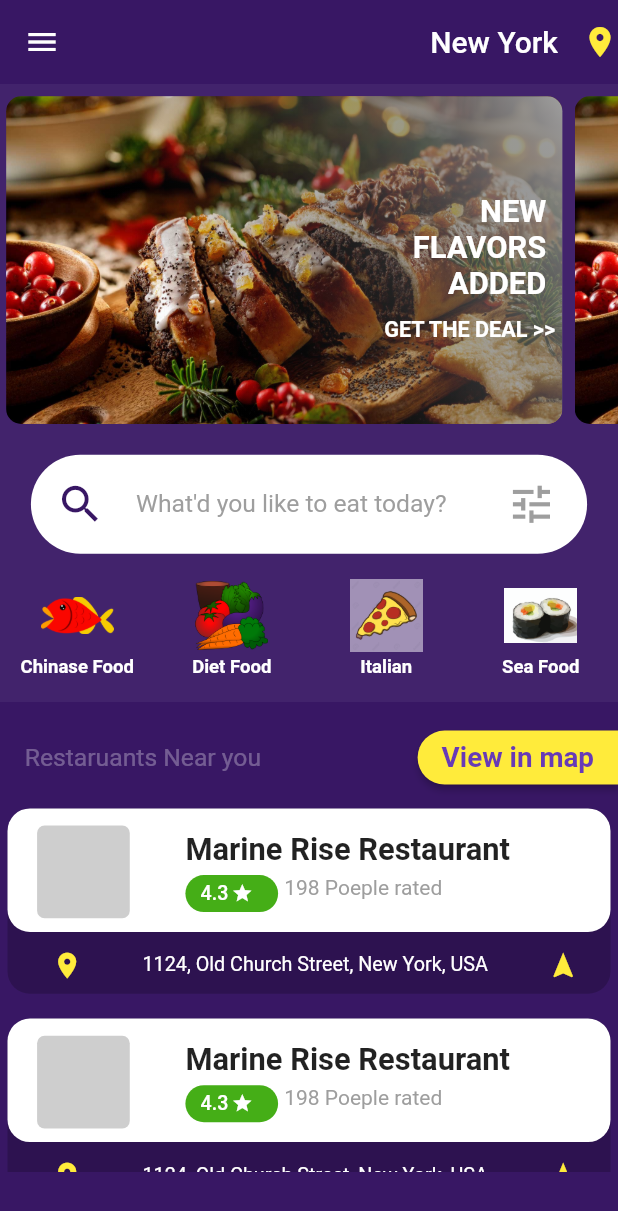
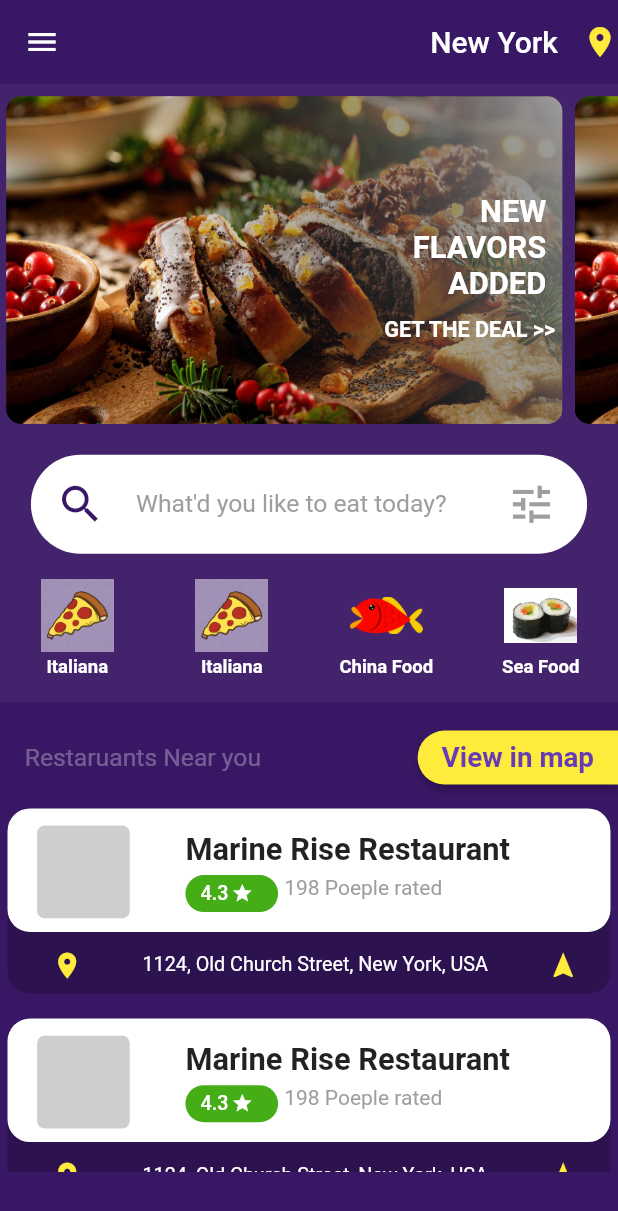
Before and after one commit to Facundo14/app_delivery, a Flutter app: the screen it shows after launch, after a tap on "Forgot?", on a phone screen of 412 x 824 dp. Shown: the top 1211 px of the screen. Run offline on Flutter 3.47's test engine with Material 2 defaults, Android fonts, the phone set to English and light mode, and no system bars; our stand-ins replace animate_do, bloc, flutter_bloc, font_awesome_flutter, google_maps_flutter; network calls fail.

Commit message:
Implementando Bloc

```diff
--- a/lib/data/bloc/platos/platos_bloc.dart
+++ b/lib/data/bloc/platos/platos_bloc.dart
@@ -16,7 +16,7 @@ final PlatoModel plato1 = new PlatoModel(
   estado: 'activo',
   fechaHora: '25/05/2020',
   image: 'https://image.freepik.com/free-photo/fried-chicken-with-french-fries-nuggets-meal_1339-78221.jpg',
-  imagenDispositivo: 'assets/img1.png',
+  imagenDispositivo: 'assets/category/pizza.png',
   observaciones: 'Tomate (1), Queso (200gm)',
   peso: '1Kg',
   precio: '15.00',
@@ -24,14 +24,59 @@ final PlatoModel plato1 = new PlatoModel(
   tamano: '30cm',
 );
 final PlatoModel plato2 = new PlatoModel(
-  id: '1',
+  id: '2',
   calificador: '5',
   categoria: 'Italiana',
   descripcion: 'Pizza',
   estado: 'activo',
   fechaHora: '25/05/2020',
   image: 'https://image.freepik.com/free-photo/fried-chicken-with-french-fries-nuggets-meal_1339-78221.jpg',
-  imagenDispositivo: 'assets/img1.png',
+  imagenDispositivo: 'assets/category/pizza.png',
+  observaciones: 'Tomate (1), Queso (200gm)',
+  peso: '1Kg',
+  precio: '15.00',
+  subCategoria: 'Pizza',
+  tamano: '30cm',
+);
+final PlatoModel plato3 = new PlatoModel(
+  id: '3',
+  calificador: '5',
+  categoria: 'China Food',
+  descripcion: 'Pizza',
+  estado: 'activo',
+  fechaHora: '25/05/2020',
+  image: 'https://image.freepik.com/free-photo/fried-chicken-with-french-fries-nuggets-meal_1339-78221.jpg',
+  imagenDispositivo: 'assets/category/pez.png',
+  observaciones: 'Tomate (1), Queso (200gm)',
+  peso: '1Kg',
+  precio: '15.00',
+  subCategoria: 'Pizza',
+  tamano: '30cm',
+);
+final PlatoModel plato4 = new PlatoModel(
+  id: '4',
+  calificador: '5',
+  categoria: 'Sea Food',
+  descripcion: 'Pizza',
+  estado: 'activo',
+  fechaHora: '25/05/2020',
+  image: 'https://image.freepik.com/free-photo/fried-chicken-with-french-fries-nuggets-meal_1339-78221.jpg',
+  imagenDispositivo: 'assets/category/sushi.png',
+  observaciones: 'Tomate (1), Queso (200gm)',
+  peso: '1Kg',
+  precio: '15.00',
+  subCategoria: 'Pizza',
+  tamano: '30cm',
+);
+final PlatoModel plato5 = new PlatoModel(
+  id: '5',
+  calificador: '5',
+  categoria: 'Diet Food',
+  descripcion: 'Pizza',
+  estado: 'activo',
+  fechaHora: '25/05/2020',
+  image: 'https://image.freepik.com/free-photo/fried-chicken-with-french-fries-nuggets-meal_1339-78221.jpg',
+  imagenDispositivo: 'assets/category/vegetales.png',
   observaciones: 'Tomate (1), Queso (200gm)',
   peso: '1Kg',
   precio: '15.00',
@@ -48,8 +93,13 @@ class PlatosBloc extends Bloc<PlatosEvent, PlatosState> {
   ) async* {
     if (event is OnObtienePlatos) {
       yield state.copyWith(isWorking: true, accion: 'OnObtienePlatos');
-      Future.delayed(Duration(seconds: 1));
+      Future.delayed(Duration(seconds: 5));
       final List<PlatoModel> lista = [];
+      lista.add(plato1);
+      lista.add(plato2);
+      lista.add(plato3);
+      lista.add(plato4);
+      lista.add(plato5);
       yield state.copyWith(isWorking: false, lstPlatos: lista);
     } else if (event is OnEstablecePlatoSeleccionado) {
       yield state.copyWith(isWorking: true, accion: 'OnEstablecePlatoSeleccionado');
@@ -57,6 +107,17 @@ class PlatosBloc extends Bloc<PlatosEvent, PlatosState> {
         final plato = state.lstPlatos.firstWhere((element) => (element.id == event.id));
         yield state.copyWith(isWorking: false, plato: plato);
       }
+    } else if (event is OnObtieneCategorias) {
+      yield state.copyWith(isWorking: true, accion: 'OnObtieneCategoria');
+      Future.delayed(Duration(seconds: 1));
+      List<PlatoModel> lista = [];
+      lista.addAll([plato1, plato2, plato3, plato4, plato5]);
+      List<PlatoModel> categorias = [];
+      lista.forEach((element) {
+        categorias.add(element);
+      });
+
+      yield state.copyWith(isWorking: false, lstCategorias: categorias);
     }
   }
 }
--- a/lib/data/bloc/platos/platos_event.dart
+++ b/lib/data/bloc/platos/platos_event.dart
@@ -4,8 +4,11 @@ part of 'platos_bloc.dart';
 abstract class PlatosEvent {}
 
 class OnObtienePlatos extends PlatosEvent {
+  OnObtienePlatos();
+}
 
-  OnObtienePlatos();
+class OnObtieneCategorias extends PlatosEvent {
+  OnObtieneCategorias();
 }
 
 class OnEstablecePlatoSeleccionado extends PlatosEvent {
--- a/lib/main.dart
+++ b/lib/main.dart
@@ -1,13 +1,22 @@
 import 'package:app_delivery/pages/pages.dart';
 import 'package:app_delivery/pages/resto_list_page.dart';
 import 'package:flutter/material.dart';
+import 'package:flutter_bloc/flutter_bloc.dart';
+
+import 'data/bloc/platos/platos_bloc.dart';
 
 void main() => runApp(MyApp());
 
 class MyApp extends StatelessWidget {
   @override
   Widget build(BuildContext context) {
-    return MaterialApp(
+    return MultiBlocProvider(
+      providers: [
+        BlocProvider(
+          create: (context) => PlatosBloc(),
+        )
+      ],
+      child: MaterialApp(
         debugShowCheckedModeBanner: false,
         title: 'Material App',
         initialRoute: 'login',
@@ -26,8 +35,10 @@ class MyApp extends StatelessWidget {
           'orderInfo': (_) => OrderInfoPage(),
           'restoList': (_) => RestoListPage(),
           'restoInfo': (_) => RestoInfoPage(),
+          'background': (_) => BackgroundPage(),
         },
         home: HomePage(),
+      ),
     );
   }
 }
--- a/lib/pages/address_page.dart
+++ b/lib/pages/address_page.dart
@@ -25,9 +25,9 @@ class AddressPage extends StatelessWidget {
           children: [
             _Direcciones(),
             Positioned(top: size.height * 0.55, child: _AgregarNuevaDire()),
-            Positioned(top: size.height * 0.72, child: _Ticket()),
+            Positioned(bottom: size.height * 0.1, child: _Ticket()),
             Positioned(
-              top: size.height * 0.8,
+              bottom:0,
               child: BotonProceddFinal(
                 onPress: () {
                   Navigator.pushNamed(context, 'metodos');
@@ -77,7 +77,6 @@ class __DireccionesState extends State<_Direcciones> {
   void initState() {
     lista.add(direccion1);
     lista.add(direccion2);
-    print(lista);
     super.initState();
   }
 
--- a/lib/pages/home_page.dart
+++ b/lib/pages/home_page.dart
@@ -1,9 +1,11 @@
 import 'dart:ui';
 
 import 'package:app_delivery/animations/slider-animation.dart';
+import 'package:app_delivery/data/bloc/platos/platos_bloc.dart';
 import 'package:app_delivery/widgets/menu.dart';
 import 'package:app_delivery/widgets/top_sheet.dart';
 import 'package:flutter/material.dart';
+import 'package:flutter_bloc/flutter_bloc.dart';
 
 class HomePage extends StatelessWidget {
   @override
@@ -407,21 +409,39 @@ class InputSearch extends StatelessWidget {
 class CategoryFoodSlide extends StatelessWidget {
   @override
   Widget build(BuildContext context) {
+    final blocProvider = BlocProvider.of<PlatosBloc>(context);
+    blocProvider.add(OnObtieneCategorias());
     final Size size = MediaQuery.of(context).size;
     return Container(
       width: size.width,
       height: size.height * 0.1,
-      child: SingleChildScrollView(
-        physics: BouncingScrollPhysics(),
-        scrollDirection: Axis.horizontal,
-        child: Row(
-          children: [
-            CategoryFood(img: 'assets/category/pez.png', titulo: 'Chinase Food'),
-            CategoryFood(img: 'assets/category/vegetales.png', titulo: 'Diet Food'),
-            CategoryFood(img: 'assets/category/pizza.png', titulo: 'Italian'),
-            CategoryFood(img: 'assets/category/sushi.png', titulo: 'Sea Food'),
-          ],
-        ),
+      child: BlocBuilder<PlatosBloc, PlatosState>(
+        builder: (_, state) {
+          print(state.lstCategorias);
+          if (state.isWorking) {
+            return CircularProgressIndicator();
+          }
+          return ListView.builder(
+            physics: BouncingScrollPhysics(),
+            scrollDirection: Axis.horizontal,
+            itemCount: state.lstCategorias.length,
+            itemBuilder: (BuildContext context, int index) {
+              return CategoryFood(
+                  img: '${state.lstCategorias[index].imagenDispositivo}', titulo: '${state.lstCategorias[index].categoria}');
+            },
+            // child: SingleChildScrollView(
+            //   physics: BouncingScrollPhysics(),
+            //   scrollDirection: Axis.horizontal,
+            //   child: Row(
+            //     children: [
+            //       CategoryFood(img: 'assets/category/vegetales.png', titulo: 'Diet Food'),
+            //       CategoryFood(img: 'assets/category/pizza.png', titulo: 'Italian'),
+            //       CategoryFood(img: 'assets/category/sushi.png', titulo: 'Sea Food'),
+            //     ],
+            //   ),
+            // ),
+          );
+        },
       ),
     );
   }
```
Also changed, not shown: lib/pages/backgroud_page.dart (added, +9 -0 lines), lib/pages/cart_page.dart (+38 -7 lines), lib/pages/pages.dart (+6 -5 lines), lib/pages/resto_info_page.dart (+4 -4 lines), lib/widgets/background.dart (+36 -6 lines), 1 other file. Lines whose indentation alone changed are shown as unchanged.
